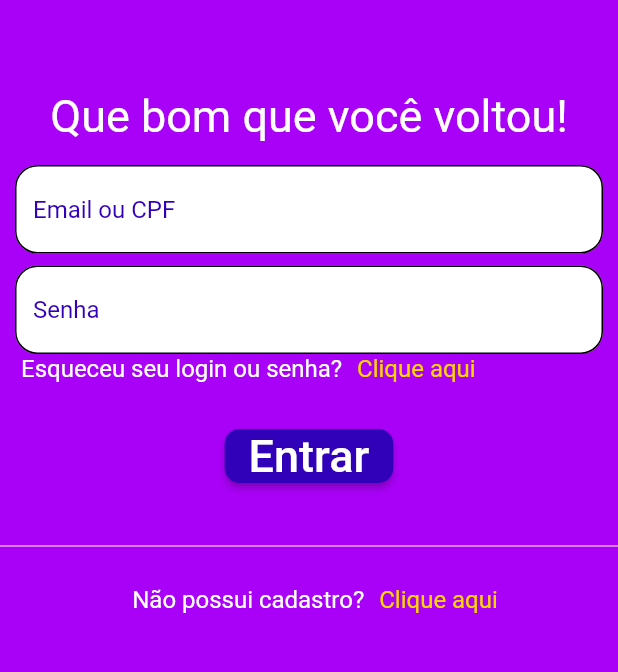
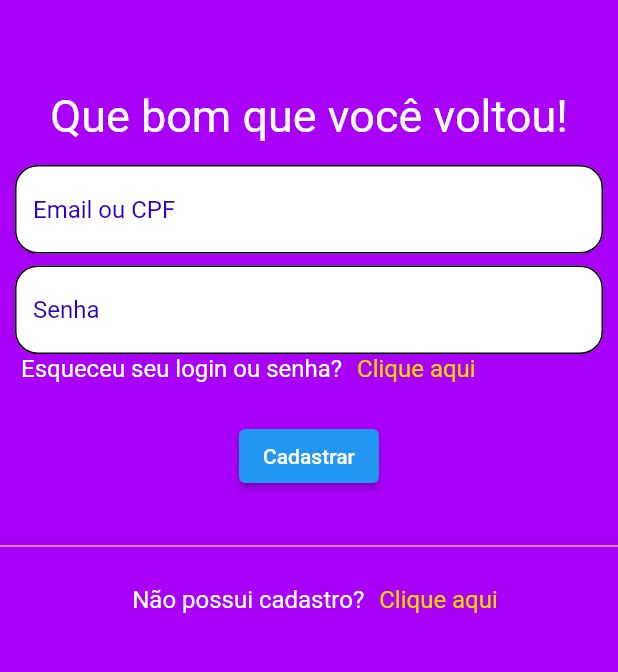
Before and after one commit to DesenvolvedorDOM23/todo_app, a Flutter app: the screen it shows after launch, on a phone screen of 412 x 824 dp, the part 450-1122 px from its top. Run offline on Flutter 3.47's test engine with Material 2 defaults, Android fonts, the phone set to English and light mode, and no system bars; our stand-ins replace shared_preferences; missing offline and left inert: dart:ffi; Roboto replaces fonts that are missing (Montserrat-Bold, Montserrat-SemiBold, Tahoma).

Commit message:
implementação completa da tela de login com API

```diff
--- a/todo_app/lib/main.dart
+++ b/todo_app/lib/main.dart
@@ -1,5 +1,9 @@
 import 'package:flutter/material.dart';
 import './view/pages/login_page.dart';
+import 'package:provider/provider.dart';
+import './presenter/login_presenter.dart';
+import 'model/data/user_repository.dart';
+import 'package:shared_preferences/shared_preferences.dart';
 
 void main() {
   runApp(const MyApp());
@@ -11,13 +15,23 @@ class MyApp extends StatelessWidget {
   // This widget is the root of your application.
   @override
   Widget build(BuildContext context) {
-    return MaterialApp(
-      theme: ThemeData(
-        primarySwatch: Colors.blue,
+    return MultiProvider(
+      providers: [
+        Provider<UserRepository>(
+          create: (_) => UserRepository(),
+        ),
+        ChangeNotifierProvider(
+          create: (context) => LoginPresenter(
+            context.read(),
+          ),
+        ),
+      ],
+      child: MaterialApp(
+        routes: {
+          '/': (context) => Login(),
+          // '/cadastro': ((context) => Cadastro())
+        },
       ),
-      routes: {
-        '/': (context) => Login(),
-      },
     );
   }
 }
--- /dev/null
+++ b/todo_app/lib/presenter/login_presenter.dart
@@ -0,0 +1,57 @@
+import 'dart:ffi';
+
+import 'package:flutter/material.dart';
+import 'package:shared_preferences/shared_preferences.dart';
+import 'package:provider/provider.dart';
+import 'dart:convert';
+import '../model/data/user_repository.dart';
+
+class LoginPresenter extends ChangeNotifier with Validation {
+  final UserRepository userRepository;
+  String obscuringCharacter = '*';
+  final TextEditingController emailController = TextEditingController();
+  final TextEditingController passowordController = TextEditingController();
+  final GlobalKey<FormState> formkey = GlobalKey();
+
+  LoginPresenter(
+    this.userRepository,
+  );
+
+  void login(
+    String email,
+    String senha,
+    VoidCallback? sucess,
+    VoidCallback? failure,
+  ) async {
+    userRepository
+        .login(
+      email,
+      senha,
+    )
+        .then((value) async {
+      if (value != null) {
+        var prefs = await SharedPreferences.getInstance();
+        prefs.setString(userRepository.KEY_TOKEN, value);
+        print(userRepository.KEY_TOKEN);
+        sucess?.call();
+      } else {
+        print("erro ao enviar usuario");
+        failure?.call();
+      }
+    }).catchError((e) {
+      print(e);
+    });
+    notifyListeners();
+  }
+}
+
+mixin Validation {
+  String? isnotEmpety(String? value, [String? message]) {
+    if (value!.isEmpty) return message ?? 'campo obrigatório';
+  }
+
+  String? hasSixChars(String? value, [String? message]) {
+    if (value!.length < 6)
+      return message ?? "você deve usar ao menos 6 caracteres";
+  }
+}
--- a/todo_app/lib/view/pages/login_page.dart
+++ b/todo_app/lib/view/pages/login_page.dart
@@ -1,5 +1,7 @@
 import 'package:flutter/material.dart';
-import '../widgets/widigetLogi.dart';
+import 'package:provider/provider.dart';
+import 'package:todo_app/model/data/user_repository.dart';
+import '../../presenter/login_presenter.dart';
 
 class Login extends StatefulWidget {
   @override
@@ -11,8 +13,9 @@ class _LoginState extends State<Login> {
   Widget build(BuildContext context) {
     return Scaffold(
       backgroundColor: Color.fromRGBO(169, 1, 247, 1),
-      body: SafeArea(
-        child: SingleChildScrollView(
+      body: Consumer<LoginPresenter>(
+        builder: ((context, loginPresenter, child) {
+          return SingleChildScrollView(
             child: Column(
               children: [
                 Container(
@@ -57,7 +60,109 @@ class _LoginState extends State<Login> {
                 SizedBox(
                   height: 15,
                 ),
-              Widigetlogin(),
+                Form(
+                  key: loginPresenter.formkey,
+                  child: Column(
+                    children: [
+                      Padding(
+                        padding: EdgeInsets.only(left: 10, right: 10),
+                        child: TextFormField(
+                          controller: loginPresenter.emailController,
+                          validator: loginPresenter.isnotEmpety,
+                          maxLines: 1,
+                          decoration: InputDecoration(
+                            hintText: "Email ou CPF",
+                            hintStyle: TextStyle(
+                              fontFamily: "Tahoma",
+                              color: Color.fromRGBO(49, 1, 185, 1),
+                            ),
+                            filled: true,
+                            fillColor: Colors.white,
+                            enabledBorder: OutlineInputBorder(
+                              borderRadius: BorderRadius.all(
+                                Radius.circular(15),
+                              ),
+                            ),
+                          ),
+                        ),
+                      ),
+                      SizedBox(
+                        height: 8,
+                      ),
+                      Padding(
+                        padding: EdgeInsets.only(left: 10, right: 10),
+                        child: TextFormField(
+                          obscureText: true,
+                          obscuringCharacter: loginPresenter.obscuringCharacter,
+                          controller: loginPresenter.passowordController,
+                          validator: loginPresenter.hasSixChars,
+                          maxLines: 1,
+                          decoration: InputDecoration(
+                            hintText: "Senha",
+                            hintStyle: TextStyle(
+                              fontFamily: "Tahoma",
+                              color: Color.fromRGBO(49, 1, 185, 1),
+                            ),
+                            filled: true,
+                            fillColor: Colors.white,
+                            enabledBorder: OutlineInputBorder(
+                              borderRadius: BorderRadius.all(
+                                Radius.circular(15),
+                              ),
+                            ),
+                          ),
+                        ),
+                      ),
+                      Row(
+                        children: [
+                          Padding(padding: EdgeInsets.only(left: 14)),
+                          Text(
+                            "Esqueceu seu login ou senha?",
+                            style: TextStyle(
+                              color: Colors.white,
+                              fontFamily: "Tahoma",
+                              fontSize: 16,
+                            ),
+                          ),
+                          SizedBox(
+                            width: 10,
+                          ),
+                          GestureDetector(
+                            onTap: () {
+                              print("ok");
+                            },
+                            child: Text(
+                              "Clique aqui",
+                              style: TextStyle(
+                                color: Color.fromRGBO(255, 214, 0, 1),
+                                fontFamily: "Tahoma",
+                                fontSize: 16,
+                              ),
+                            ),
+                          )
+                        ],
+                      ),
+                    ],
+                  ),
+                ),
+                SizedBox(
+                  height: 25,
+                ),
+                ElevatedButton(
+                  onPressed: () {
+                    if (loginPresenter.formkey.currentState!.validate()) {
+                      loginPresenter.login(loginPresenter.emailController.text,
+                          loginPresenter.passowordController.text, () {
+                        //implementar navigator para ir para listagem
+                        print("Sucesso");
+                      }, () {
+                        print("erro");
+                        //continuar na mesma tela !!
+                      });
+                    }
+                  },
+                  child: Text("Cadastrar"),
+                ),
                 SizedBox(
                   height: 28,
                 ),
@@ -81,9 +186,7 @@ class _LoginState extends State<Login> {
                     width: 10,
                   ),
                   GestureDetector(
-                  onTap: () {
-                    print("ok");
-                  },
+                    onTap: () {},
                     child: Text(
                       "Clique aqui",
                       style: TextStyle(
@@ -96,7 +199,8 @@ class _LoginState extends State<Login> {
                 ]),
               ],
             ),
-        ),
+          );
+        }),
       ),
     );
   }
--- a/todo_app/lib/view/widgets/widigetLogi.dart
+++ /dev/null
@@ -1,118 +0,0 @@
-import 'package:flutter/material.dart';
-import 'package:flutter/services.dart';
-
-class Widigetlogin extends StatefulWidget {
-  @override
-  State<Widigetlogin> createState() => _WidigetloginState();
-}
-
-class _WidigetloginState extends State<Widigetlogin> {
-  @override
-  Widget build(BuildContext context) {
-    return SafeArea(
-      child: Column(
-        children: [
-          Form(
-            child: Column(
-              children: [
-                Padding(
-                  padding: EdgeInsets.only(left: 10, right: 10),
-                  child: TextFormField(
-                    maxLines: 1,
-                    decoration: InputDecoration(
-                      hintText: "Email ou CPF",
-                      hintStyle: TextStyle(
-                        fontFamily: "Tahoma",
-                        color: Color.fromRGBO(49, 1, 185, 1),
-                      ),
-                      filled: true,
-                      fillColor: Colors.white,
-                      enabledBorder: OutlineInputBorder(
-                        borderRadius: BorderRadius.all(
-                          Radius.circular(15),
-                        ),
-                      ),
-                    ),
-                  ),
-                ),
-                SizedBox(
-                  height: 8,
-                ),
-                Padding(
-                  padding: EdgeInsets.only(left: 10, right: 10),
-                  child: TextFormField(
-                    maxLines: 1,
-                    decoration: InputDecoration(
-                      hintText: "Senha",
-                      hintStyle: TextStyle(
-                        fontFamily: "Tahoma",
-                        color: Color.fromRGBO(49, 1, 185, 1),
-                      ),
-                      filled: true,
-                      fillColor: Colors.white,
-                      enabledBorder: OutlineInputBorder(
-                        borderRadius: BorderRadius.all(
-                          Radius.circular(15),
-                        ),
-                      ),
-                    ),
-                  ),
-                ),
-                Row(children: [
-                  Padding(padding: EdgeInsets.only(left: 14)),
-                  Text(
-                    "Esqueceu seu login ou senha?",
-                    style: TextStyle(
-                      color: Colors.white,
-                      fontFamily: "Tahoma",
-                      fontSize: 16,
-                    ),
-                  ),
-                  SizedBox(
-                    width: 10,
-                  ),
-                  GestureDetector(
-                    onTap: () {
-                      print("ok");
-                    },
-                    child: Text(
-                      "Clique aqui",
-                      style: TextStyle(
-                        color: Color.fromRGBO(255, 214, 0, 1),
-                        fontFamily: "Tahoma",
-                        fontSize: 16,
-                      ),
-                    ),
-                  )
-                ]),
-              ],
-            ),
-          ),
-          SizedBox(
-            height: 25,
-          ),
-          ElevatedButton(
-            style: ButtonStyle(
-                shape: MaterialStatePropertyAll(
-                  RoundedRectangleBorder(
-                    borderRadius: BorderRadius.all(
-                      Radius.circular(10),
-                    ),
-                  ),
-                ),
-                backgroundColor:
-                    MaterialStateProperty.all(Color.fromRGBO(49, 1, 185, 1))),
-            onPressed: () {},
-            child: Text(
-              "Entrar",
-              style: TextStyle(
-                fontFamily: "Montserrat-SemiBold",
-                fontSize: 30,
-              ),
-            ),
-          ),
-        ],
-      ),
-    );
-  }
-}
--- a/todo_app/pubspec.yaml
+++ b/todo_app/pubspec.yaml
@@ -15,6 +15,10 @@ dependencies:
 
 
   cupertino_icons: ^1.0.2
+  http: ^0.13.5
+  shared_preferences: ^2.0.18
+  provider: ^6.0.5
+
 
 dev_dependencies:
   flutter_test:
```
Also changed, not shown: todo_app/lib/model/data/user_repository.dart (added, +25 -0 lines), todo_app/pubspec.lock, 1 other file. Lines whose indentation alone changed are shown as unchanged.
